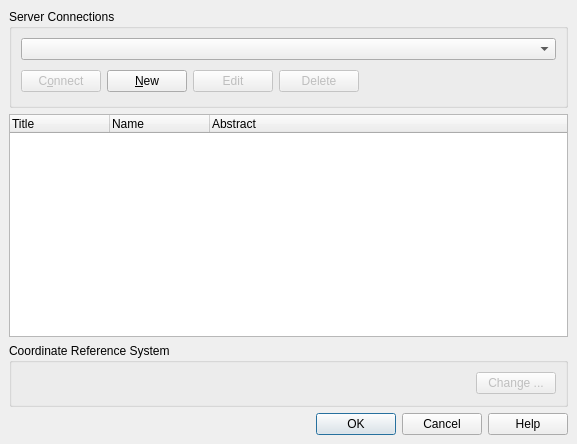
Old version of the form qgis/src/plugins/wfs/qgswfssourceselectbase.ui in the repository sourcepole/qgis.
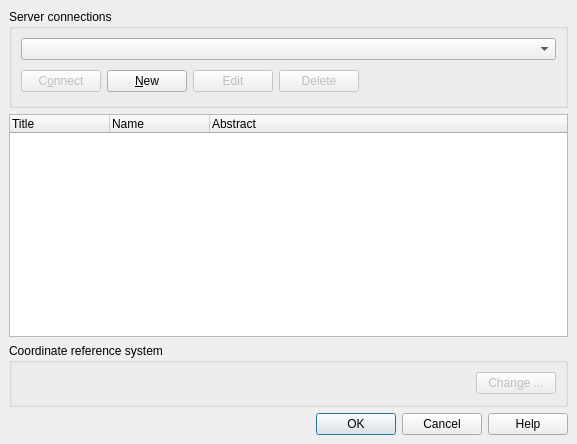
New version of the form.

What changed in the file:
```diff
--- a/qgis/src/plugins/wfs/qgswfssourceselectbase.ui
+++ b/qgis/src/plugins/wfs/qgswfssourceselectbase.ui
@@ -41,10 +41,10 @@
      </column>
     </widget>
    </item>
-   <item row="2" column="0" >
-    <widget class="QGroupBox" name="gbCRS" >
-     <property name="title" >
-      <string>Coordinate Reference System</string>
+   <item row="2" column="0">
+    <widget class="QGroupBox" name="gbCRS">
+     <property name="title">
+      <string>Coordinate reference system</string>
      </property>
      <layout class="QHBoxLayout" >
       <property name="margin" >
@@ -89,10 +89,10 @@
      </layout>
     </widget>
    </item>
-   <item row="0" column="0" >
-    <widget class="QGroupBox" name="GroupBox1" >
-     <property name="title" >
-      <string>Server Connections</string>
+   <item row="0" column="0">
+    <widget class="QGroupBox" name="GroupBox1">
+     <property name="title">
+      <string>Server connections</string>
      </property>
      <layout class="QGridLayout" >
       <property name="margin" >
```
Left out of the diff: 121 changed lines with no effect on the pictures.
